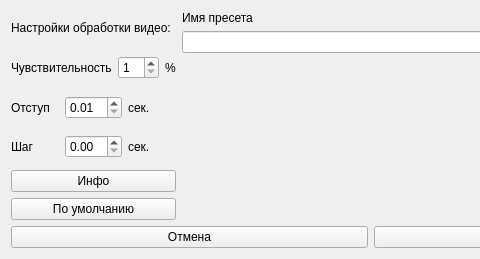
Above: Ui_files/preset.ui from Jubastik/Content_Mate before the change; both pictures show x 0 to 480 and y 0 to 259 of the 742 by 259 pixel window. Below: the same form after it.
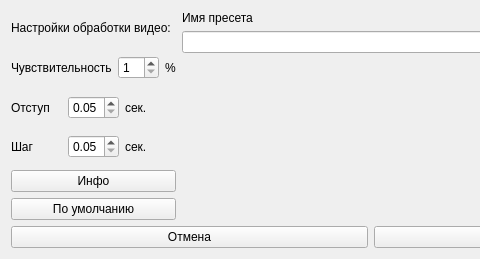
That is the form after the change.

What changed in the file:
```diff
--- a/Ui_files/preset.ui
+++ b/Ui_files/preset.ui
@@ -62,6 +62,12 @@
          <item>
           <widget class="QDoubleSpinBox" name="indent_settings">
            <property name="minimum">
+            <double>0.050000000000000</double>
+           </property>
+           <property name="maximum">
+            <double>2.000000000000000</double>
+           </property>
+           <property name="singleStep">
             <double>0.010000000000000</double>
            </property>
           </widget>
@@ -85,7 +91,17 @@
           </widget>
          </item>
          <item>
-          <widget class="QDoubleSpinBox" name="step_settings"/>
+          <widget class="QDoubleSpinBox" name="step_settings">
+           <property name="minimum">
+            <double>0.050000000000000</double>
+           </property>
+           <property name="maximum">
+            <double>2.000000000000000</double>
+           </property>
+           <property name="singleStep">
+            <double>0.010000000000000</double>
+           </property>
+          </widget>
          </item>
          <item>
           <widget class="QLabel" name="label_7">
```
